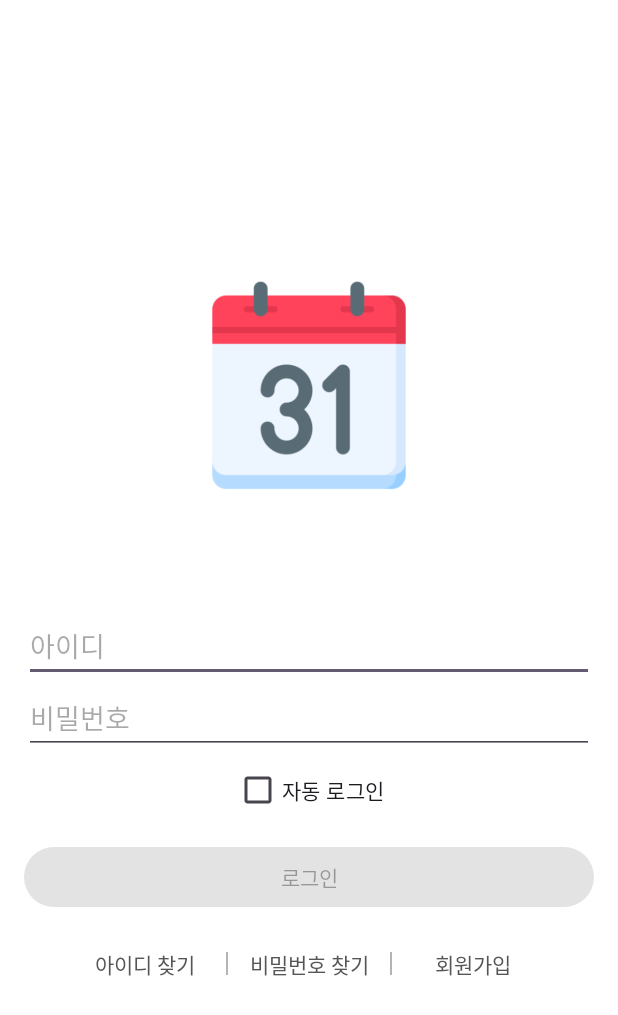
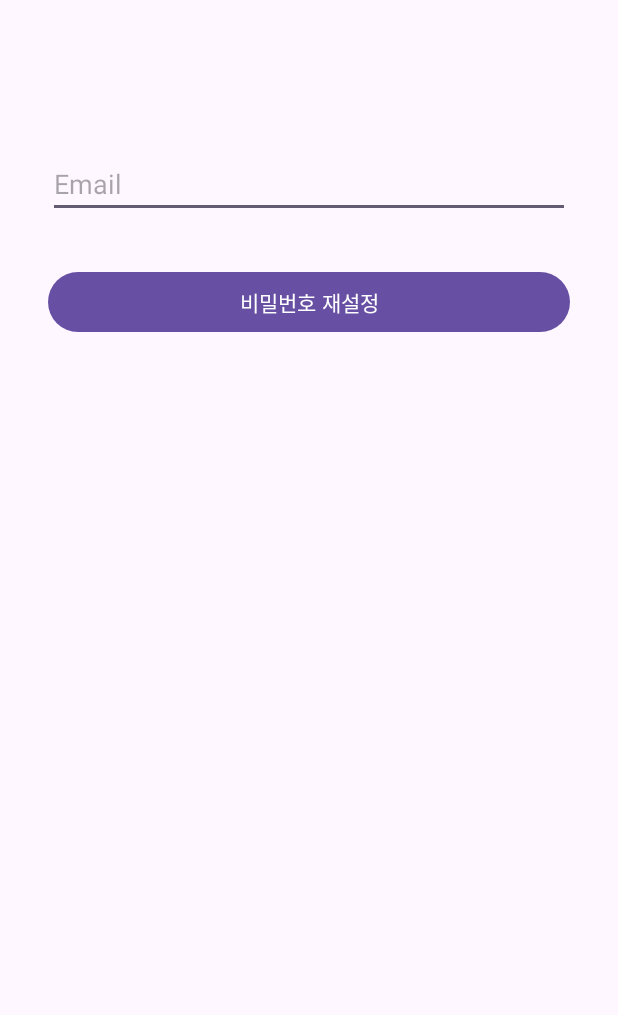
Before and after one commit to ParkSemin/Shared_Calender, an Android app: the screen it shows after launch (LoginActivity before the commit, ResetPwActivity after it), after a tap on "비밀번호 찾기", on a phone screen of 412 x 824 dp. Shown: the top 1015 px of the screen. Run offline under Robolectric (Android 15) with nearby library versions, the phone set to English and light mode, and no system bars; our stand-ins replace Firebase (no records; nobody signed in at launch, a user with empty details on screens opened directly); libraries missing offline, so code that uses them is left out: www.sanju.motiontoast.

Commit message:
회원정보 데이터 베이스 추가 + 비밀번호 초기화 추가

```diff
--- a/app/src/main/AndroidManifest.xml
+++ b/app/src/main/AndroidManifest.xml
@@ -28,6 +28,7 @@
         <activity android:name=".SignupActivity"
             android:windowSoftInputMode="adjustResize"/>
         <activity android:name=".AddEventActivity" />
+        <activity android:name=".ResetPwActivity"/>
     </application>
 
 </manifest>
--- a/app/src/main/java/com/example/sharedcalendar/LoginActivity.kt
+++ b/app/src/main/java/com/example/sharedcalendar/LoginActivity.kt
@@ -117,7 +117,8 @@ class LoginActivity : AppCompatActivity() {
         }
         // 비밀번호 찾기 리스너
         binding.btnFindPw.setOnClickListener {
-            Toast.makeText(baseContext, "비밀번호 찾기 클릭됨", Toast.LENGTH_SHORT).show()
+            val intent = Intent(this, ResetPwActivity::class.java)
+            startActivity(intent)
         }
         // 회원가입 리스너
         binding.btnSignUp.setOnClickListener {
--- /dev/null
+++ b/app/src/main/java/com/example/sharedcalendar/ResetPwActivity.kt
@@ -0,0 +1,48 @@
+package com.example.sharedcalendar
+
+import android.os.Bundle
+import android.widget.Toast
+import androidx.appcompat.app.AppCompatActivity
+import com.example.sharedcalendar.databinding.ActivityResetPasswordBinding
+import com.google.firebase.auth.FirebaseAuth
+
+
+class ResetPwActivity : AppCompatActivity() {
+
+    // 뷰바인딩 객체 선언
+    private lateinit var binding: ActivityResetPasswordBinding
+
+    // Firebase Authentication 인스턴스 선언
+    private lateinit var auth: FirebaseAuth
+
+    override fun onCreate(savedInstanceState: Bundle?) {
+        super.onCreate(savedInstanceState)
+
+        // Firebase Authentication 초기화
+        auth = FirebaseAuth.getInstance()
+
+        // 뷰바인딩 초기화 및 레이아웃 설정
+        binding = ActivityResetPasswordBinding.inflate(layoutInflater)
+        setContentView(binding.root)
+
+        // 비밀번호 재설정 버튼 클릭 리스너 설정
+        binding.buttonResetPassword.setOnClickListener {
+            val email = binding.editTextResetEmail.text.toString()
+
+            if (email.isNotEmpty()) {
+                // Firebase를 사용하여 비밀번호 재설정 이메일 전송
+                auth.sendPasswordResetEmail(email)
+                    .addOnCompleteListener { task ->
+                        if (task.isSuccessful) {
+                            Toast.makeText(this@ResetPwActivity, "비밀번호 재설정 이메일이 전송되었습니다!", Toast.LENGTH_SHORT).show()
+                            finish()
+                        } else {
+                            Toast.makeText(this@ResetPwActivity, "오류 발생: ${task.exception?.message}", Toast.LENGTH_SHORT).show()
+                        }
+                    }
+            } else {
+                Toast.makeText(this@ResetPwActivity, "이메일 주소를 입력해주세요.", Toast.LENGTH_SHORT).show()
+            }
+        }
+    }
+}
--- /dev/null
+++ b/app/src/main/res/layout/activity_reset_password.xml
@@ -0,0 +1,33 @@
+<?xml version="1.0" encoding="utf-8"?>
+<androidx.constraintlayout.widget.ConstraintLayout
+    xmlns:android="http://schemas.android.com/apk/res/android"
+    xmlns:app="http://schemas.android.com/apk/res-auto"
+    xmlns:tools="http://schemas.android.com/tools"
+    android:layout_width="match_parent"
+    android:layout_height="match_parent"
+    tools:context=".ResetPasswordActivity">
+
+    <EditText
+        android:id="@+id/editTextResetEmail"
+        android:layout_width="0dp"
+        android:layout_height="wrap_content"
+        android:layout_marginTop="100dp"
+        android:layout_marginStart="32dp"
+        android:layout_marginEnd="32dp"
+        android:hint="Email"
+        android:inputType="textEmailAddress"
+        app:layout_constraintTop_toTopOf="parent"
+        app:layout_constraintStart_toStartOf="parent"
+        app:layout_constraintEnd_toEndOf="parent" />
+
+    <Button
+        android:id="@+id/buttonResetPassword"
+        android:layout_width="0dp"
+        android:layout_height="wrap_content"
+        android:layout_marginTop="32dp"
+        android:text="비밀번호 재설정"
+        app:layout_constraintTop_toBottomOf="@id/editTextResetEmail"
+        app:layout_constraintStart_toStartOf="@id/editTextResetEmail"
+        app:layout_constraintEnd_toEndOf="@id/editTextResetEmail" />
+
+</androidx.constraintlayout.widget.ConstraintLayout>
```
Also changed, not shown: app/src/main/java/com/example/sharedcalendar/SignupActivity.kt (+24 -4 lines).
